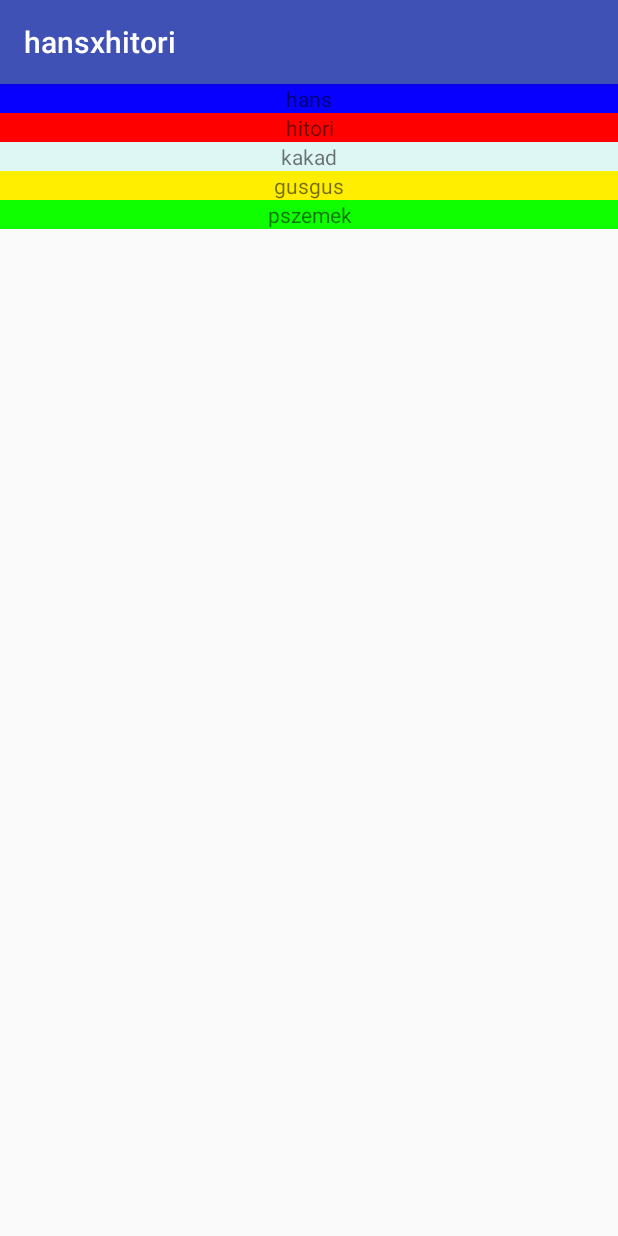
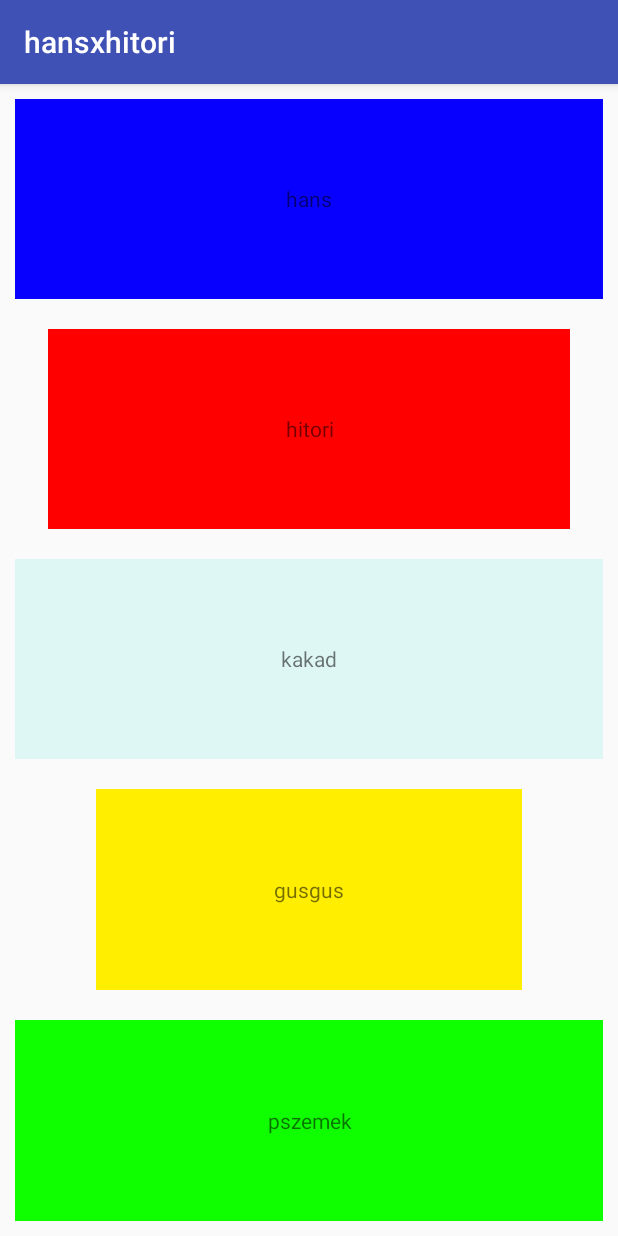
Before and after one commit to koisuru/dupa, an Android app: the screen it shows after launch (MainActivity), on a phone screen of 412 x 824 dp. Run offline under Robolectric (Android 15) with nearby library versions, the phone set to English and light mode, and no system bars.

Commit message:
hansxhitori

```diff
--- a/hansxhitori/app/src/main/java/pl/koisuru/hansxhitori/MainActivity.java
+++ b/hansxhitori/app/src/main/java/pl/koisuru/hansxhitori/MainActivity.java
@@ -8,6 +8,6 @@ public class MainActivity extends AppCompatActivity {
     @Override
     protected void onCreate(Bundle savedInstanceState) {
         super.onCreate(savedInstanceState);
-        setContentView(R.layout.activity_main);
+        setContentView(R.layout.gj);
     }
 }
--- /dev/null
+++ b/hansxhitori/app/src/main/res/layout/gj.xml
@@ -0,0 +1,73 @@
+<?xml version="1.0" encoding="utf-8"?>
+<LinearLayout xmlns:android="http://schemas.android.com/apk/res/android"
+    xmlns:app="http://schemas.android.com/apk/res-auto"
+    xmlns:tools="http://schemas.android.com/tools"
+    android:layout_width="match_parent"
+    android:layout_height="match_parent"
+    android:orientation="vertical"
+    tools:context="pl.koisuru.hansxhitori.MainActivity">
+
+
+    <TextView
+        android:id="@+id/hans"
+        android:layout_width="match_parent"
+        android:layout_height="wrap_content"
+        android:background="@color/pszemek"
+        android:gravity="center"
+        android:text="@string/hans"
+        android:layout_weight="1"
+        android:layout_margin="10dp"
+
+        />
+
+    <TextView
+        android:id="@+id/hitor"
+        android:layout_width="match_parent"
+        android:layout_height="wrap_content"
+        android:background="@color/gusgus"
+        android:gravity="center"
+        android:text="@string/hitori"
+        android:layout_weight="1"
+        android:layout_marginLeft="32dp"
+        android:layout_marginRight="32dp"
+        android:layout_marginTop="10dp"
+        android:layout_marginBottom="10dp"
+
+        />
+
+    <TextView
+        android:id="@+id/miron"
+        android:layout_width="match_parent"
+        android:layout_height="wrap_content"
+        android:background="@color/miron"
+        android:gravity="center"
+        android:text="@string/kakad"
+        android:layout_weight="1"
+         android:layout_margin="10dp"
+        />
+
+    <TextView
+        android:id="@+id/gusgus"
+        android:layout_width="match_parent"
+        android:layout_height="wrap_content"
+        android:background="@color/hitor"
+        android:gravity="center"
+        android:text="@string/gusugs"
+        android:layout_weight="1"
+        android:layout_marginLeft="64dp"
+        android:layout_marginRight="64dp"
+        android:layout_marginTop="10dp"
+        android:layout_marginBottom="10dp"/>
+
+    <TextView
+        android:id="@+id/kakad"
+        android:layout_width="match_parent"
+        android:layout_height="wrap_content"
+        android:background="@color/ande"
+        android:gravity="center"
+        android:text="@string/PSZEMEK"
+        android:layout_weight="1"
+        android:layout_margin="10dp"/>
+
+
+</LinearLayout>
```
